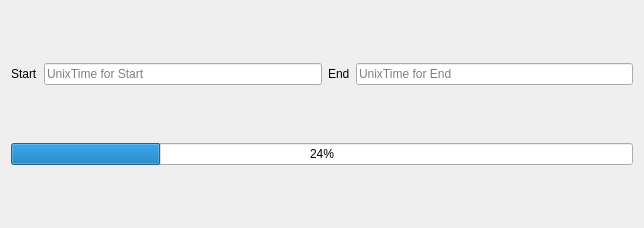
First picture: the form in rqt_progressbar/src/rqt_progressbar/rqt_progressbar.ui, repository Shuhei-YOSHIDA/ros2_tiny_utils, before the edit.
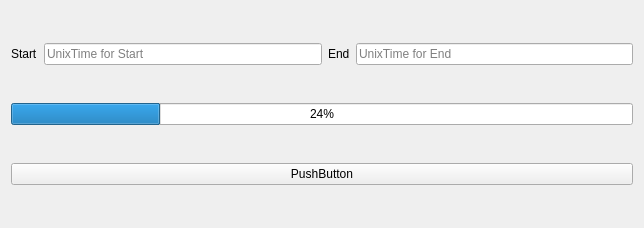
Second picture: the form after the edit.

Commit message: WIP: Failed to call service by pushing button-callback

Patch:
```diff
--- a/rqt_progressbar/src/rqt_progressbar/rqt_progressbar.ui
+++ b/rqt_progressbar/src/rqt_progressbar/rqt_progressbar.ui
@@ -66,6 +66,13 @@
      </item>
     </layout>
    </item>
+   <item>
+    <widget class="QPushButton" name="testservice">
+     <property name="text">
+      <string>PushButton</string>
+     </property>
+    </widget>
+   </item>
   </layout>
  </widget>
  <resources/>
```
The commit also changes 2 other files.
